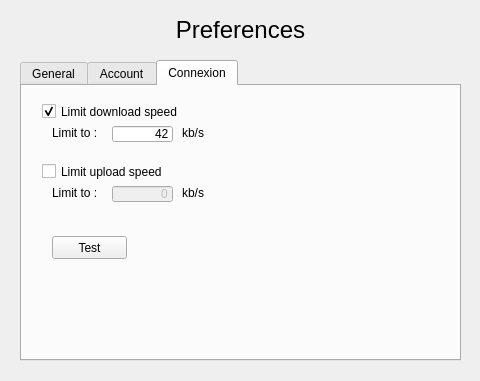
Before: the Qt Designer form resources/Forms/Preferences.ui in woda/desktop, drawn with Qt 5.
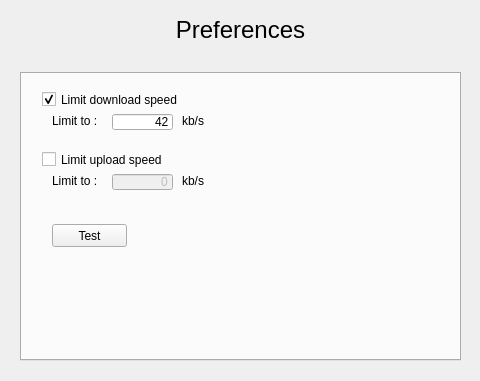
After: the same form once the commit is applied.

The edit to the form file:
```diff
--- a/resources/Forms/Preferences.ui
+++ b/resources/Forms/Preferences.ui
@@ -13,6 +13,11 @@
   <property name="windowTitle">
    <string>Preferences</string>
   </property>
+  <property name="styleSheet">
+   <string notr="true">QTabBar::tab {
+  margin: 0px;
+ }</string>
+  </property>
   <widget class="QTabWidget" name="tab">
    <property name="geometry">
     <rect>
@@ -27,7 +32,7 @@
    </property>
    <widget class="QWidget" name="GeneralTab">
     <attribute name="title">
-     <string>General</string>
+     <string/>
     </attribute>
     <widget class="QLabel" name="WodaFolder_label">
      <property name="geometry">
@@ -127,7 +132,7 @@
    </widget>
    <widget class="QWidget" name="AccountTab">
     <attribute name="title">
-     <string>Account</string>
+     <string/>
     </attribute>
     <widget class="QLabel" name="labelUsername">
      <property name="geometry">
@@ -344,7 +349,7 @@
    </widget>
    <widget class="QWidget" name="ConnexionTab">
     <attribute name="title">
-     <string>Connexion</string>
+     <string/>
     </attribute>
     <widget class="QCheckBox" name="checklimitdl">
      <property name="geometry">
```
